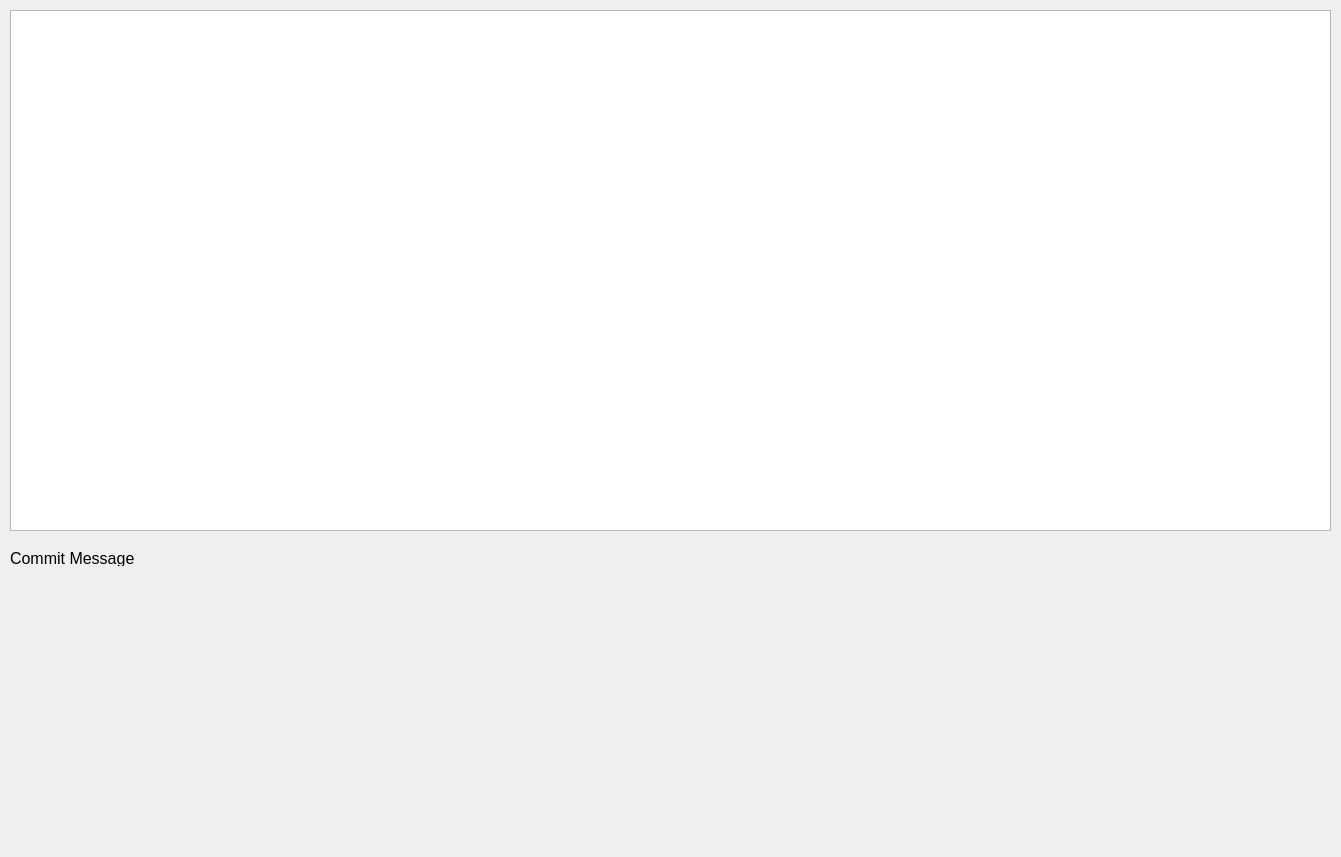
First picture: the form in Graphics/UI/ganttchart.ui, repository inexplicable01/saga, before the edit.
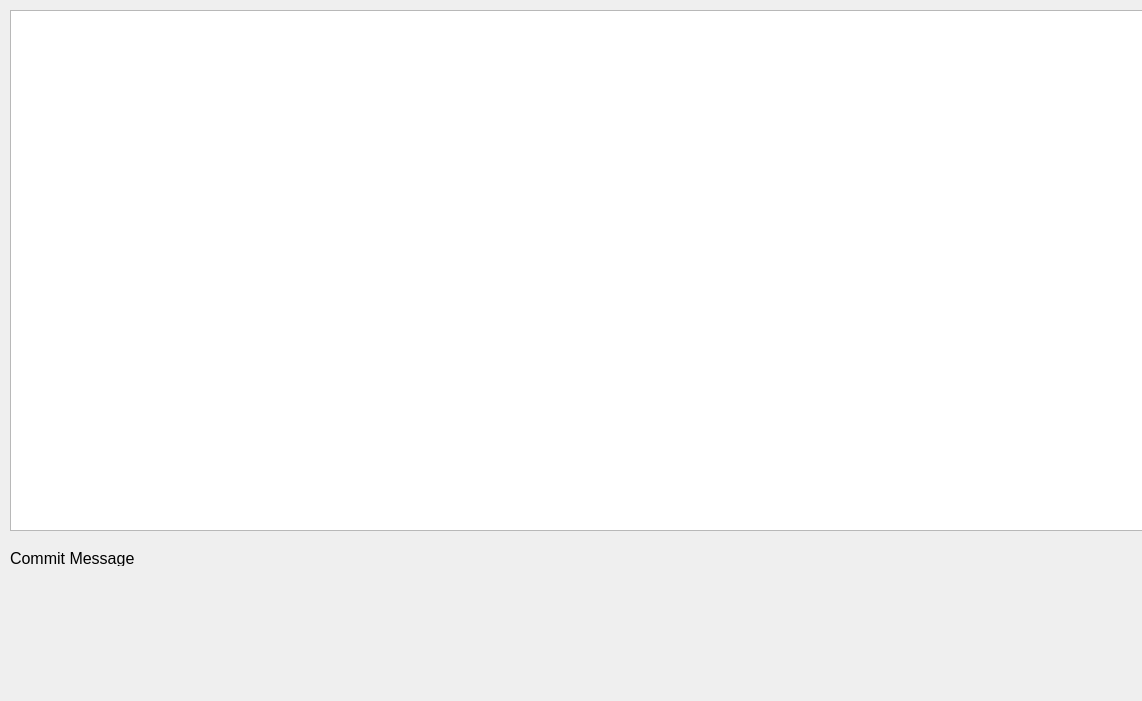
Second picture: the form after the edit.

Patch:
```diff
--- a/Graphics/UI/ganttchart.ui
+++ b/Graphics/UI/ganttchart.ui
@@ -6,8 +6,8 @@
    <rect>
     <x>0</x>
     <y>0</y>
-    <width>1341</width>
-    <height>857</height>
+    <width>1142</width>
+    <height>701</height>
    </rect>
   </property>
   <property name="windowTitle">
```
